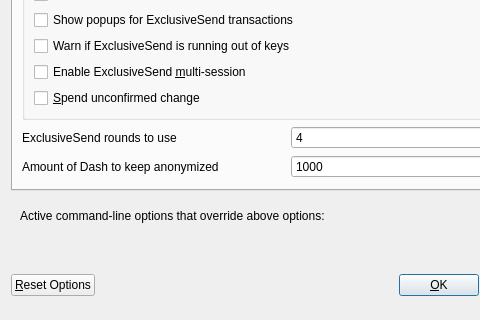
First picture: the form in src/qt/forms/optionsdialog.ui, repository trivechain/trivechain-core, before the edit; both pictures show x 0 to 480 and y 143 to 463 of the 576 by 463 pixel window.
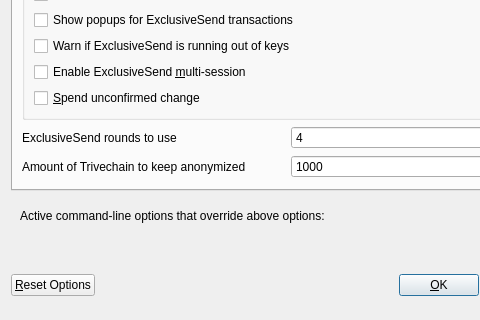
Second picture: the form after the edit. The open tabs and pages were chosen to show the change. Custom widgets are drawn as their Qt base class.

```diff
--- a/src/qt/forms/optionsdialog.ui
+++ b/src/qt/forms/optionsdialog.ui
@@ -263,7 +263,7 @@
             <string notr="true"/>
            </property>
            <property name="text">
-            <string>Amount of Dash to keep anonymized</string>
+            <string>Amount of Trivechain to keep anonymized</string>
            </property>
           </widget>
          </item>
```
Left out of the diff: 6 changed lines with no effect on the pictures.
